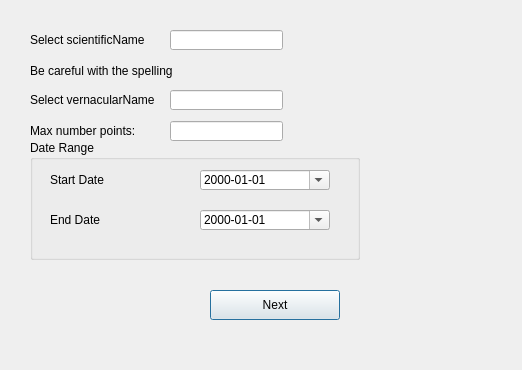
Qt form WFS_search.ui (albabjorkman/GIT-project) before a commit.
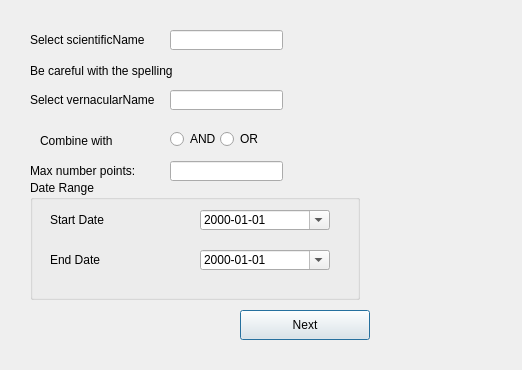
The same form after that commit.

Commit message: added funtion to add choose or or AND in CQL filter for scientific name or vecaular name

What changed in the file:
```diff
--- a/WFS_search.ui
+++ b/WFS_search.ui
@@ -16,8 +16,8 @@
   <widget class="QPushButton" name="loadDataButton">
    <property name="geometry">
     <rect>
-     <x>210</x>
-     <y>290</y>
+     <x>240</x>
+     <y>310</y>
      <width>130</width>
      <height>30</height>
     </rect>
@@ -89,7 +89,7 @@
    <property name="geometry">
     <rect>
      <x>30</x>
-     <y>140</y>
+     <y>180</y>
      <width>330</width>
      <height>120</height>
     </rect>
@@ -160,7 +160,7 @@
    <property name="geometry">
     <rect>
      <x>170</x>
-     <y>121</y>
+     <y>161</y>
      <width>113</width>
      <height>20</height>
     </rect>
@@ -170,7 +170,7 @@
    <property name="geometry">
     <rect>
      <x>30</x>
-     <y>110</y>
+     <y>150</y>
      <width>130</width>
      <height>41</height>
     </rect>
@@ -179,6 +179,45 @@
     <string>Max number points:</string>
    </property>
   </widget>
+  <widget class="QRadioButton" name="AND">
+   <property name="geometry">
+    <rect>
+     <x>170</x>
+     <y>130</y>
+     <width>80</width>
+     <height>18</height>
+    </rect>
+   </property>
+   <property name="text">
+    <string>AND</string>
+   </property>
+  </widget>
+  <widget class="QRadioButton" name="OR">
+   <property name="geometry">
+    <rect>
+     <x>220</x>
+     <y>130</y>
+     <width>80</width>
+     <height>18</height>
+    </rect>
+   </property>
+   <property name="text">
+    <string>OR</string>
+   </property>
+  </widget>
+  <widget class="QLabel" name="lableAreaType_5">
+   <property name="geometry">
+    <rect>
+     <x>40</x>
+     <y>120</y>
+     <width>111</width>
+     <height>41</height>
+    </rect>
+   </property>
+   <property name="text">
+    <string>Combine with</string>
+   </property>
+  </widget>
  </widget>
  <resources/>
  <connections/>
```
The commit also changes 1 other file.
